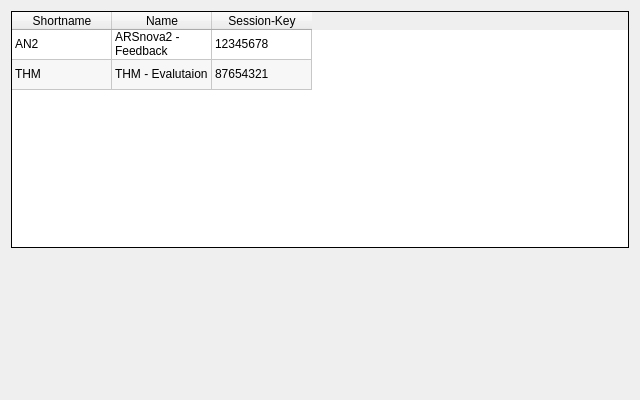
thm-projects/arsnova-overlay, file src/ui/sessionwidget.ui: the form before one commit.
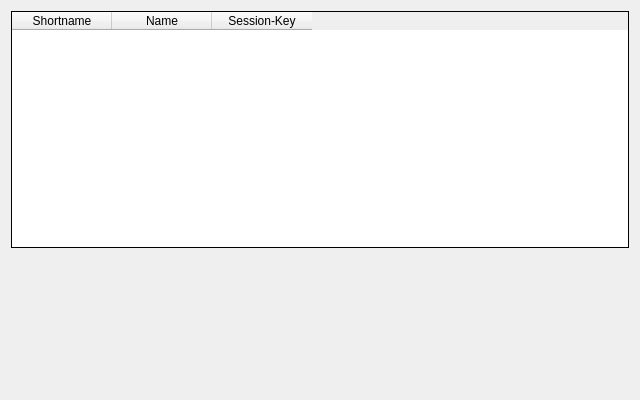
The form after the commit. Icons and pictures are not drawn. Custom widgets are drawn as their Qt base class.

Commit message:
Modify session widgets list of sessions on session request
This adds a new session to the list of known session if there is a
successfull session response from server.
A session will be added only once. If the session is allready known,
it will only be selected in list.

Diff of the .ui file:
```diff
--- a/src/ui/sessionwidget.ui
+++ b/src/ui/sessionwidget.ui
@@ -166,16 +166,6 @@
      <attribute name="verticalHeaderVisible">
       <bool>false</bool>
      </attribute>
-     <row>
-      <property name="text">
-       <string>Neue Zeile</string>
-      </property>
-     </row>
-     <row>
-      <property name="text">
-       <string>Neue Zeile</string>
-      </property>
-     </row>
      <column>
       <property name="text">
        <string>Shortname</string>
@@ -191,36 +181,6 @@
        <string>Session-Key</string>
       </property>
      </column>
-     <item row="0" column="0">
-      <property name="text">
-       <string>AN2</string>
-      </property>
-     </item>
-     <item row="0" column="1">
-      <property name="text">
-       <string>ARSnova2 - Feedback</string>
-      </property>
-     </item>
-     <item row="0" column="2">
-      <property name="text">
-       <string>12345678</string>
-      </property>
-     </item>
-     <item row="1" column="0">
-      <property name="text">
-       <string>THM</string>
-      </property>
-     </item>
-     <item row="1" column="1">
-      <property name="text">
-       <string>THM - Evalutaion</string>
-      </property>
-     </item>
-     <item row="1" column="2">
-      <property name="text">
-       <string>87654321</string>
-      </property>
-     </item>
     </widget>
    </item>
   </layout>
```
The commit also changes 6 other files.
